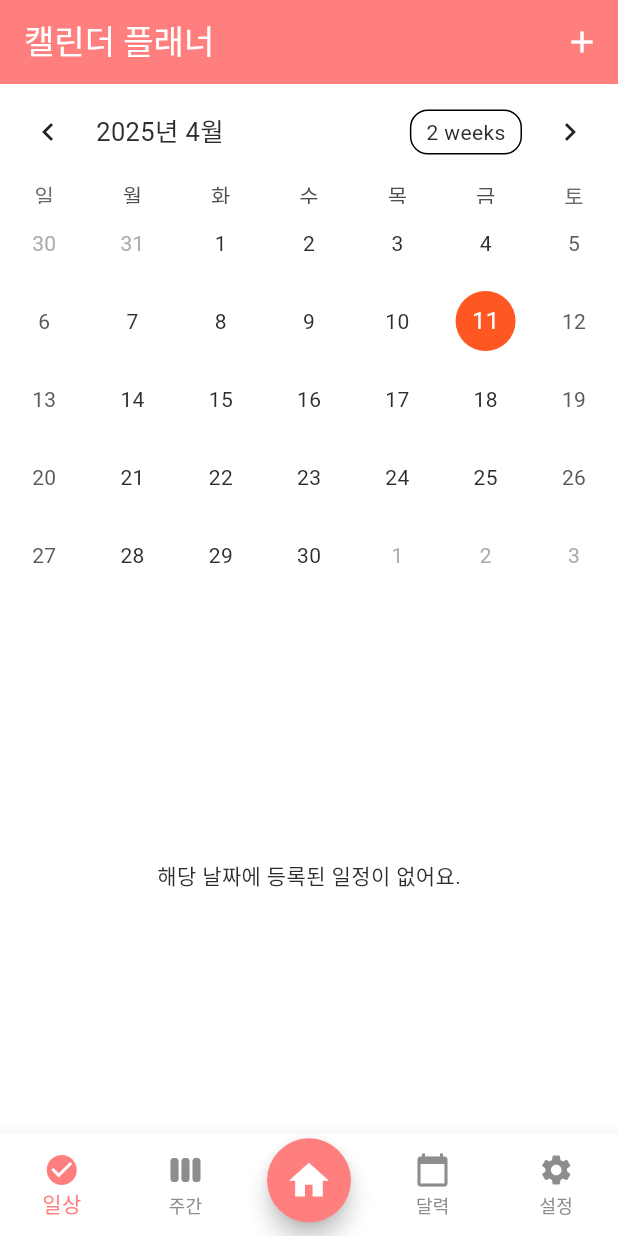
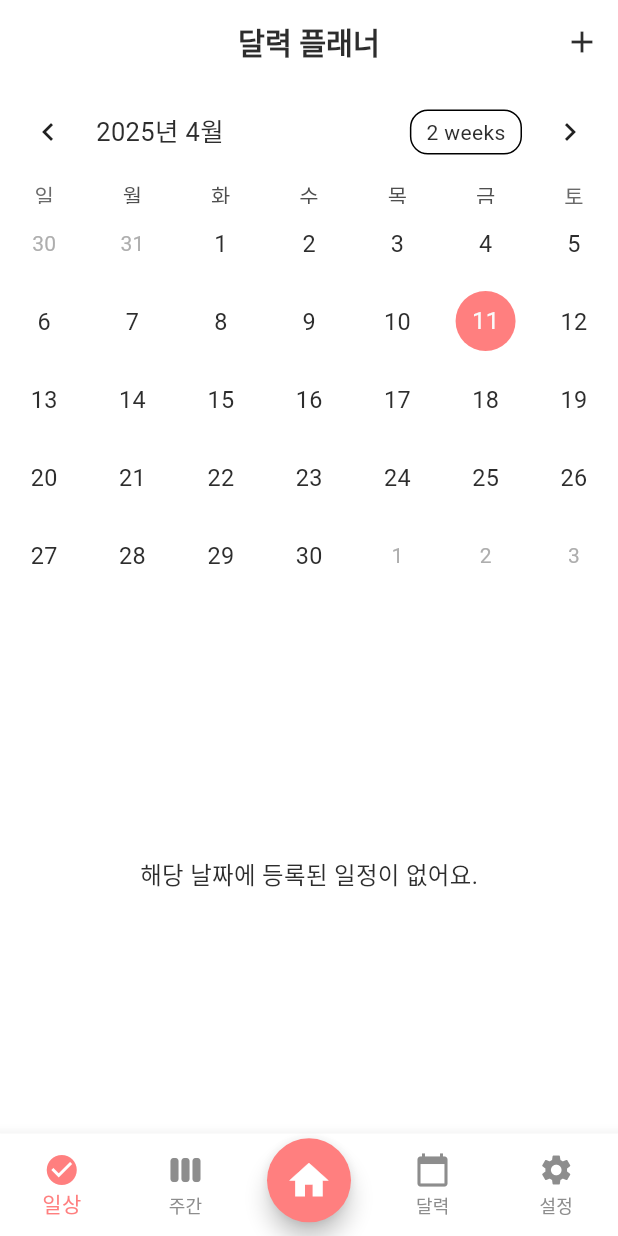
Before and after one commit to JeongHyeon-Jo/abeul_planner, a Flutter app: the CalendarPlannerScreen screen opened by its route, on a phone screen of 412 x 824 dp. Run offline on Flutter 3.47's test engine with Material 3 defaults, Android fonts, the phone set to English and light mode, and no system bars; drawn by our look-alikes of table_calendar; our stand-ins replace flutter_riverpod, flutter_screenutil, go_router, hive, hive_flutter; accounts and stored records are empty; generated files the repository leaves out were written again.

Commit message:
[Feat] 주간, 달력 플래너 및 설정 화면 CustomAppBar 적용

```diff
--- a/lib/features/calendar_planner/presentation/screen/calendar_planner_sceen.dart
+++ b/lib/features/calendar_planner/presentation/screen/calendar_planner_sceen.dart
@@ -2,6 +2,10 @@
 import 'package:flutter/material.dart';
 import 'package:flutter_riverpod/flutter_riverpod.dart';
 import 'package:table_calendar/table_calendar.dart';
+import 'package:flutter_screenutil/flutter_screenutil.dart';
+import 'package:abeul_planner/core/widgets/custom_app_bar.dart';
+import 'package:abeul_planner/core/color.dart';
+import 'package:abeul_planner/core/text_styles.dart';
 import 'package:abeul_planner/features/calendar_planner/presentation/provider/calendar_task_provider.dart';
 import 'package:abeul_planner/features/calendar_planner/presentation/widget/calendar_task_form.dart';
 
@@ -45,13 +49,13 @@ class _CalendarPlannerScreenState extends ConsumerState<CalendarPlannerScreen> {
         .getTasksForDate(_selectedDay!);
 
     return Scaffold(
-      appBar: AppBar(
-        title: const Text('캘린더 플래너'),
+      appBar: CustomAppBar(
+        title: '달력 플래너',
+        isTransparent: true,
         actions: [
-          // 일정 추가 버튼
           IconButton(
             onPressed: _openAddTaskDialog,
-            icon: const Icon(Icons.add),
+            icon: const Icon(Icons.add, color: AppColors.text),
           )
         ],
       ),
@@ -65,30 +69,32 @@ class _CalendarPlannerScreenState extends ConsumerState<CalendarPlannerScreen> {
             focusedDay: _focusedDay,
             selectedDayPredicate: (day) => isSameDay(_selectedDay, day),
             onDaySelected: _onDaySelected,
-            calendarStyle: const CalendarStyle(
+            calendarStyle: CalendarStyle(
               todayDecoration: BoxDecoration(
-                color: Colors.blue,
+                color: AppColors.accent,
                 shape: BoxShape.circle,
               ),
               selectedDecoration: BoxDecoration(
-                color: Colors.deepOrange,
+                color: AppColors.primary,
                 shape: BoxShape.circle,
               ),
+              defaultTextStyle: AppTextStyles.body,
+              weekendTextStyle: AppTextStyles.body,
             ),
           ),
-          const SizedBox(height: 16),
+          SizedBox(height: 16.h),
 
           // 일정 목록
           Expanded(
             child: tasksForSelectedDay.isEmpty
-                ? const Center(child: Text('해당 날짜에 등록된 일정이 없어요.'))
+                ? Center(child: Text('해당 날짜에 등록된 일정이 없어요.', style: AppTextStyles.body))
                 : ListView.builder(
                     itemCount: tasksForSelectedDay.length,
                     itemBuilder: (context, index) {
                       final task = tasksForSelectedDay[index];
                       return ListTile(
                         leading: const Icon(Icons.event_note),
-                        title: Text('${task.time} - ${task.memo}'),
+                        title: Text('${task.time} - ${task.memo}', style: AppTextStyles.body),
                       );
                     },
                   ),
```
Also changed, not shown: lib/features/settings/presentation/screen/settings_screen.dart (+10 -6 lines), lib/features/weekly_planner/presentation/screen/weekly_planner_sceen.dart (+25 -7 lines).
